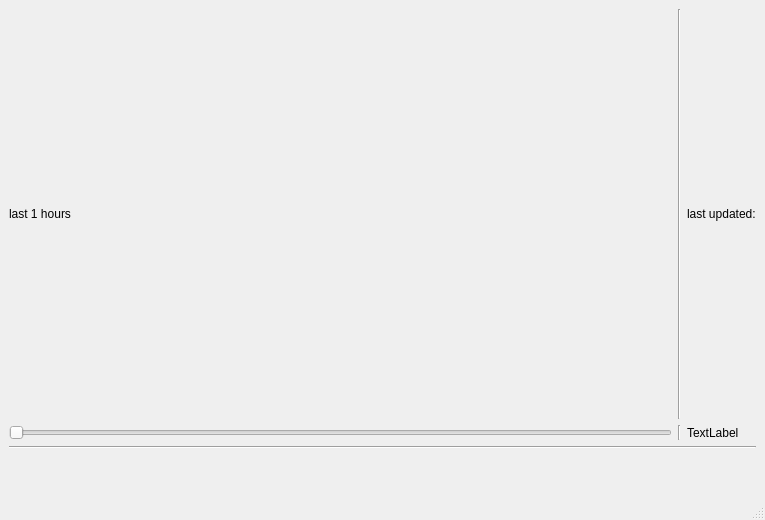
The window that sjoerdkant/weerstation1_1/mainwindow.ui (fishsaysblub/Weather-station) describes before a commit, drawn with Qt 5.
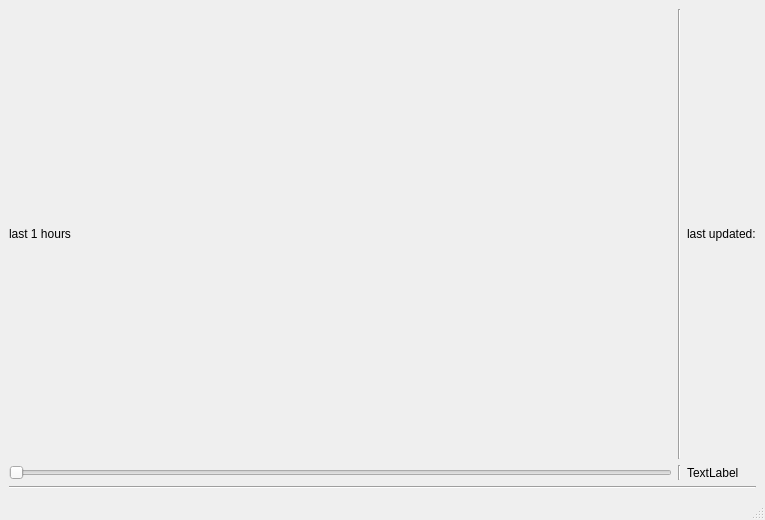
The same window after the commit.

```diff
--- a/sjoerdkant/weerstation1_1/mainwindow.ui
+++ b/sjoerdkant/weerstation1_1/mainwindow.ui
@@ -17,78 +17,6 @@
    <layout class="QHBoxLayout" name="horizontalLayout">
     <item>
      <layout class="QGridLayout" name="gridLayout_2">
-      <item row="5" column="0">
-       <layout class="QGridLayout" name="gridLayout_3">
-        <item row="0" column="3">
-         <layout class="QGridLayout" name="gridLayout_humidity"/>
-        </item>
-        <item row="0" column="5">
-         <layout class="QGridLayout" name="gridLayout_Light"/>
-        </item>
-        <item row="0" column="4">
-         <spacer name="horizontalSpacer_3">
-          <property name="orientation">
-           <enum>Qt::Horizontal</enum>
-          </property>
-          <property name="sizeType">
-           <enum>QSizePolicy::Minimum</enum>
-          </property>
-          <property name="sizeHint" stdset="0">
-           <size>
-            <width>40</width>
-            <height>20</height>
-           </size>
-          </property>
-         </spacer>
-        </item>
-       </layout>
-      </item>
-      <item row="3" column="0">
-       <widget class="Line" name="line">
-        <property name="orientation">
-         <enum>Qt::Horizontal</enum>
-        </property>
-       </widget>
-      </item>
-      <item row="4" column="0">
-       <layout class="QGridLayout" name="gridLayout_6">
-        <item row="0" column="0">
-         <spacer name="horizontalSpacer">
-          <property name="orientation">
-           <enum>Qt::Horizontal</enum>
-          </property>
-          <property name="sizeType">
-           <enum>QSizePolicy::Minimum</enum>
-          </property>
-          <property name="sizeHint" stdset="0">
-           <size>
-            <width>200</width>
-            <height>20</height>
-           </size>
-          </property>
-         </spacer>
-        </item>
-        <item row="0" column="1">
-         <layout class="QGridLayout" name="gridLayout_tempreture"/>
-        </item>
-        <item row="0" column="2">
-         <spacer name="horizontalSpacer_2">
-          <property name="orientation">
-           <enum>Qt::Horizontal</enum>
-          </property>
-          <property name="sizeType">
-           <enum>QSizePolicy::Minimum</enum>
-          </property>
-          <property name="sizeHint" stdset="0">
-           <size>
-            <width>200</width>
-            <height>20</height>
-           </size>
-          </property>
-         </spacer>
-        </item>
-       </layout>
-      </item>
       <item row="2" column="0">
        <layout class="QGridLayout" name="gridLayout">
         <item row="1" column="0">
@@ -141,6 +69,23 @@
         </item>
        </layout>
       </item>
+      <item row="3" column="0">
+       <widget class="Line" name="line">
+        <property name="orientation">
+         <enum>Qt::Horizontal</enum>
+        </property>
+       </widget>
+      </item>
+      <item row="4" column="0">
+       <layout class="QGridLayout" name="gridLayout_6">
+        <item row="0" column="0">
+         <layout class="QGridLayout" name="gridLayout_tempreture"/>
+        </item>
+        <item row="0" column="1">
+         <layout class="QGridLayout" name="gridLayout_humidity"/>
+        </item>
+       </layout>
+      </item>
      </layout>
     </item>
    </layout>
```
